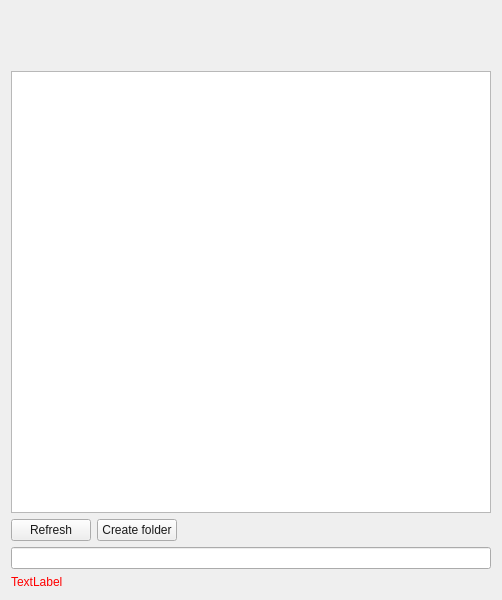
Old version of the form src/gui/folderwizardtargetpage.ui in the repository nextmcloud/desktop.
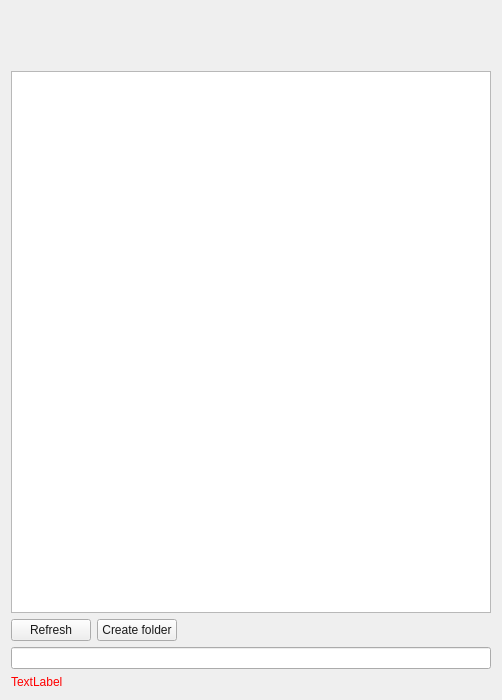
New version of the form.

```diff
--- a/src/gui/folderwizardtargetpage.ui
+++ b/src/gui/folderwizardtargetpage.ui
@@ -7,7 +7,7 @@
     <x>0</x>
     <y>0</y>
     <width>502</width>
-    <height>600</height>
+    <height>700</height>
    </rect>
   </property>
   <property name="sizePolicy">
```
Left out of the diff: 20 changed lines with no effect on the pictures.
